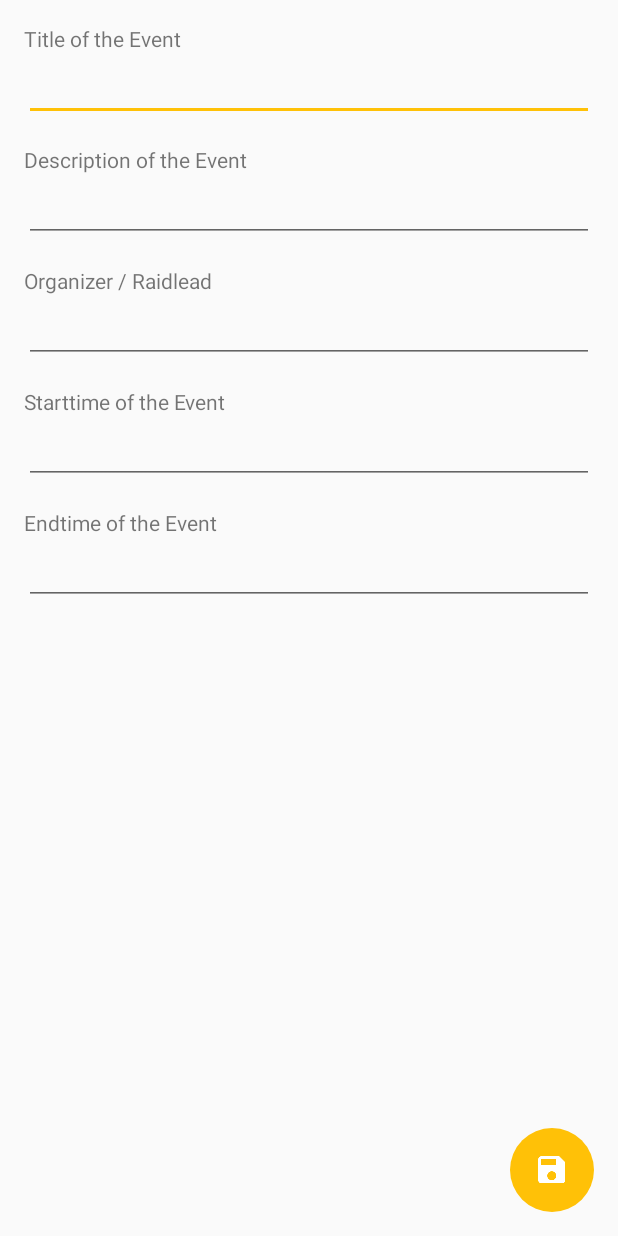
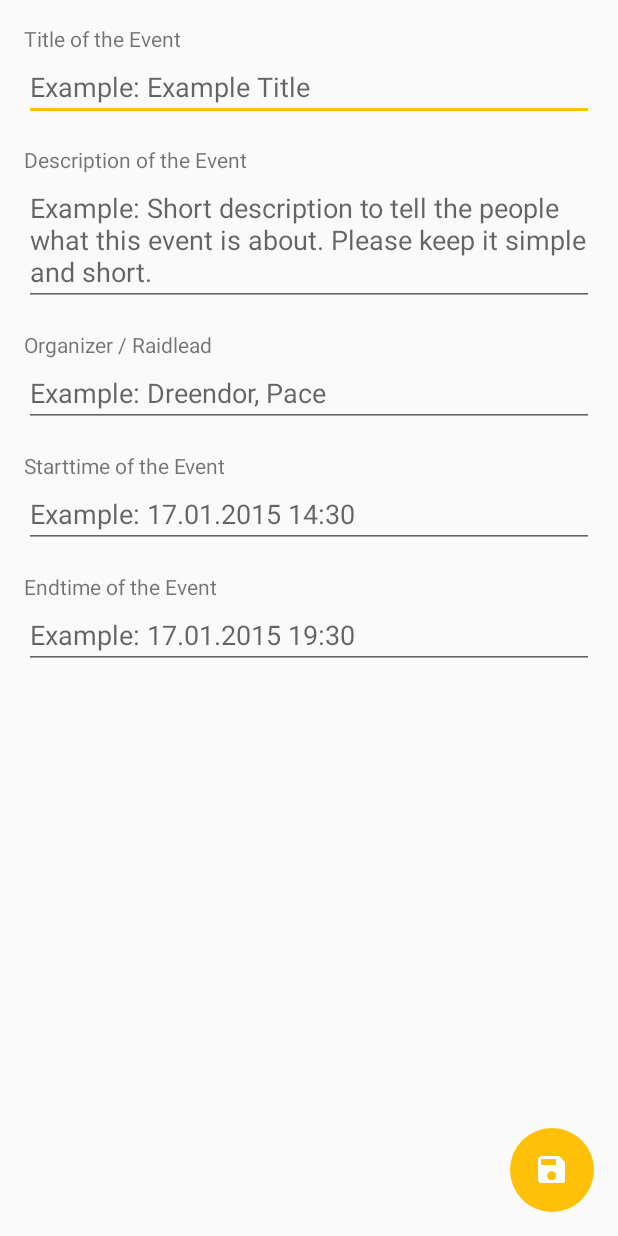
Before and after one commit to dhartwich1991/gc_gaming_android, an Android app: the layout activity_create_event.xml on its own in the app's theme, with its tools: preview values and no code run, on a phone screen of 412 x 824 dp. Run offline under Robolectric (Android 15) with nearby library versions, the phone set to English and light mode, and no system bars.

```diff
--- a/app/src/main/java/com/jdapplications/gcgaming/activities/AvailableRaidsActivity.java
+++ b/app/src/main/java/com/jdapplications/gcgaming/activities/AvailableRaidsActivity.java
@@ -147,7 +147,6 @@ public class AvailableRaidsActivity extends ActionBarActivity implements Adapter
                     mAdapter.setOnItemClickListener(new AvailableRaidsAdapter.OnItemClickListener() {
                         @Override
                         public void onItemClick(View view, int position) {
-                            Toast.makeText(AvailableRaidsActivity.this, String.valueOf(position), Toast.LENGTH_SHORT).show();
                             startActivity(new Intent(AvailableRaidsActivity.this, RaidsDetailActivity.class)
                                     .putExtra("raid_id", String.valueOf(availableRaids.get(position).id)));
                         }
--- a/app/src/main/java/com/jdapplications/gcgaming/activities/RaidsDetailActivity.java
+++ b/app/src/main/java/com/jdapplications/gcgaming/activities/RaidsDetailActivity.java
@@ -75,6 +75,7 @@ public class RaidsDetailActivity extends ActionBarActivity implements OnAsyncRes
         isSignedUp(raidId, String.valueOf(sharedPref.getInt("id", 0)));
 
         loadRaidDetails(raidId);
+        Log.d("RaidID", raidId);
     }
 
 
@@ -139,6 +140,7 @@ public class RaidsDetailActivity extends ActionBarActivity implements OnAsyncRes
                     Toast.makeText(RaidsDetailActivity.this, jsonResponse.getString("message"), Toast.LENGTH_SHORT).show();
                     if (jsonResponse.getInt("code") == 0) {
                         loadRaidDetails(raidId);
+                        isSignedUp(raidId, String.valueOf(sharedPref.getInt("id", 0)));
                     }
                 } catch (JSONException e) {
                     e.printStackTrace();
@@ -161,6 +163,7 @@ public class RaidsDetailActivity extends ActionBarActivity implements OnAsyncRes
                     Toast.makeText(RaidsDetailActivity.this, jsonResponse.getString("message"), Toast.LENGTH_SHORT).show();
                     if (jsonResponse.getInt("code") == 0) {
                         loadRaidDetails(raidId);
+                        isSignedUp(raidId, String.valueOf(sharedPref.getInt("id", 0)));
                     }
                 } catch (JSONException e) {
                     e.printStackTrace();
--- a/app/src/main/java/com/jdapplications/gcgaming/activities/StartActivity.java
+++ b/app/src/main/java/com/jdapplications/gcgaming/activities/StartActivity.java
@@ -101,11 +101,11 @@ public class StartActivity extends ActionBarActivity implements View.OnClickList
                 jsonResponse = new JSONObject(response);
                 if (jsonResponse.getInt("code") == 0) {
                     JSONObject loginUser = jsonResponse.optJSONObject("user");
+                    editor.putInt("id", loginUser.getInt("id"));
                     editor.putBoolean("admin", loginUser.optBoolean("admin", false));
                     editor.putBoolean("moderator", loginUser.optBoolean("moderator", false));
                     editor.commit();
                     if (sharedPref.getString("access_token", null) == null) {
-                        editor.putInt("id", loginUser.getInt("id"));
                         editor.putString("username", loginUser.getString("username"));
                         editor.putString("password", userLoginPassword.getText().toString());
                         editor.putString("access_token", loginUser.getString("access_token"));
--- a/app/src/main/res/layout/activity_create_event.xml
+++ b/app/src/main/res/layout/activity_create_event.xml
@@ -35,6 +35,7 @@
             android:layout_alignParentLeft="true"
             android:layout_alignParentStart="true"
             android:layout_alignParentRight="true"
+            android:hint="Example: Example Title"
             android:layout_alignParentEnd="true" />
 
         <com.jdapplications.gcgaming.ui.FloatingActionButton
@@ -66,6 +67,7 @@
             android:id="@+id/new_event_desc_desc"
             android:layout_below="@+id/new_event_title"
             android:layout_alignParentLeft="true"
+
             android:layout_alignParentStart="true" />
 
         <EditText
@@ -77,6 +79,7 @@
             android:layout_below="@+id/new_event_desc_desc"
             android:layout_alignParentLeft="true"
             android:layout_alignParentStart="true"
+            android:hint="Example: Short description to tell the people what this event is about. Please keep it simple and short."
             android:layout_alignParentRight="true"
             android:layout_alignParentEnd="true" />
 
@@ -98,6 +101,7 @@
             android:layout_alignParentLeft="true"
             android:layout_alignParentStart="true"
             android:layout_alignParentRight="true"
+            android:hint="Example: Dreendor, Pace"
             android:layout_alignParentEnd="true" />
 
         <TextView
@@ -118,6 +122,7 @@
             android:layout_alignParentLeft="true"
             android:layout_alignParentStart="true"
             android:layout_alignParentRight="true"
+            android:hint="Example: 17.01.2015 14:30"
             android:layout_alignParentEnd="true" />
 
         <TextView
@@ -128,6 +133,7 @@
             android:layout_below="@+id/new_event_start"
             android:layout_alignParentLeft="true"
             android:layout_alignParentStart="true"
+
             android:layout_marginTop="16dp" />
 
         <EditText
@@ -138,6 +144,7 @@
             android:layout_alignParentLeft="true"
             android:layout_alignParentStart="true"
             android:layout_alignParentRight="true"
+            android:hint="Example: 17.01.2015 19:30"
             android:layout_alignParentEnd="true" />
 
     </RelativeLayout>
```
Also changed, not shown: app/src/main/java/com/jdapplications/gcgaming/activities/RegisterActivity.java (+12 -1 lines).
